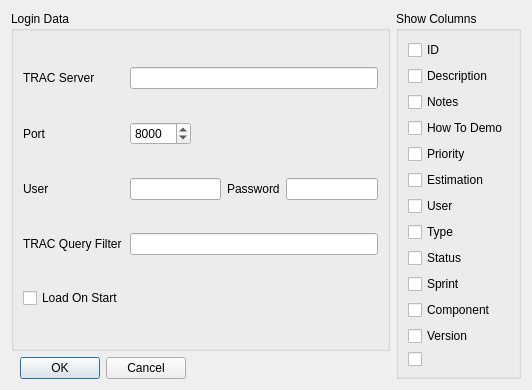
Qt form setupdialog.ui (jmreyen/starfish) before a commit.
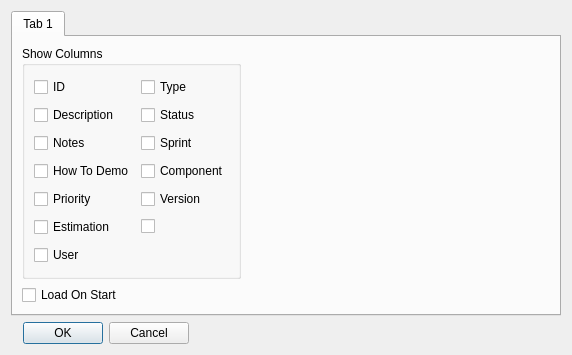
The same form after that commit. Icons and pictures are not drawn.

```diff
--- a/setupdialog.ui
+++ b/setupdialog.ui
@@ -9,8 +9,8 @@
    <rect>
     <x>0</x>
     <y>0</y>
-    <width>532</width>
-    <height>265</height>
+    <width>572</width>
+    <height>355</height>
    </rect>
   </property>
   <property name="sizePolicy">
@@ -28,110 +28,26 @@
   <property name="modal">
    <bool>true</bool>
   </property>
-  <layout class="QGridLayout" name="gridLayout_3">
-   <item row="0" column="0" colspan="2">
-    <widget class="QGroupBox" name="groupBox_2">
-     <property name="title">
-      <string>Login Data</string>
-     </property>
      <layout class="QGridLayout" name="gridLayout_2">
+   <item row="0" column="0" colspan="3">
+    <widget class="QTabWidget" name="tabWidget">
+     <property name="locale">
+      <locale language="English" country="UnitedStates"/>
+     </property>
+     <property name="currentIndex">
+      <number>0</number>
+     </property>
+     <widget class="QWidget" name="tab">
+      <attribute name="title">
+       <string>Tab 1</string>
+      </attribute>
+      <layout class="QGridLayout" name="gridLayout_5">
       <item row="0" column="0">
-       <widget class="QLabel" name="label">
-        <property name="text">
-         <string>TRAC Server</string>
-        </property>
-       </widget>
-      </item>
-      <item row="0" column="1" colspan="4">
-       <widget class="QLineEdit" name="serverEdit"/>
-      </item>
-      <item row="1" column="0">
-       <widget class="QLabel" name="label_2">
-        <property name="text">
-         <string>Port</string>
-        </property>
-       </widget>
-      </item>
-      <item row="1" column="1">
-       <widget class="QSpinBox" name="portSpinBox">
-        <property name="maximum">
-         <number>65535</number>
-        </property>
-        <property name="value">
-         <number>8000</number>
-        </property>
-       </widget>
-      </item>
-      <item row="1" column="2" colspan="3">
-       <spacer name="horizontalSpacer">
-        <property name="orientation">
-         <enum>Qt::Horizontal</enum>
-        </property>
-        <property name="sizeHint" stdset="0">
-         <size>
-          <width>40</width>
-          <height>20</height>
-         </size>
-        </property>
-       </spacer>
-      </item>
-      <item row="2" column="0">
-       <widget class="QLabel" name="label_3">
-        <property name="text">
-         <string>User</string>
-        </property>
-       </widget>
-      </item>
-      <item row="2" column="1" colspan="2">
-       <widget class="QLineEdit" name="userEdit"/>
-      </item>
-      <item row="2" column="3">
-       <widget class="QLabel" name="label_4">
-        <property name="text">
-         <string>Password</string>
-        </property>
-       </widget>
-      </item>
-      <item row="2" column="4">
-       <widget class="QLineEdit" name="passwordEdit">
-        <property name="echoMode">
-         <enum>QLineEdit::Password</enum>
-        </property>
-       </widget>
-      </item>
-      <item row="3" column="0">
-       <widget class="QLabel" name="label_5">
-        <property name="text">
-         <string>TRAC Query Filter</string>
-        </property>
-       </widget>
-      </item>
-      <item row="3" column="1" colspan="4">
-       <widget class="QLineEdit" name="queryGeneralEdit"/>
-      </item>
-      <item row="4" column="0">
-       <widget class="QCheckBox" name="loadOnStartCheckBox">
-        <property name="text">
-         <string>Load On Start</string>
-        </property>
-       </widget>
-      </item>
-     </layout>
-    </widget>
-   </item>
-   <item row="0" column="2" rowspan="2">
     <widget class="QGroupBox" name="groupBox">
      <property name="title">
       <string>Show Columns</string>
      </property>
      <layout class="QGridLayout" name="gridLayout">
-      <item row="2" column="0">
-       <widget class="QCheckBox" name="checkBox_2">
-        <property name="text">
-         <string>Notes</string>
-        </property>
-       </widget>
-      </item>
       <item row="0" column="0">
        <widget class="QCheckBox" name="checkBox_0">
         <property name="text">
@@ -139,52 +55,13 @@
         </property>
        </widget>
       </item>
-      <item row="3" column="0">
-       <widget class="QCheckBox" name="checkBox_3">
-        <property name="text">
-         <string>How To Demo</string>
-        </property>
-       </widget>
-      </item>
-      <item row="4" column="0">
-       <widget class="QCheckBox" name="checkBox_4">
-        <property name="text">
-         <string>Priority</string>
-        </property>
-       </widget>
-      </item>
-      <item row="5" column="0">
-       <widget class="QCheckBox" name="checkBox_5">
-        <property name="text">
-         <string>Estimation</string>
-        </property>
-       </widget>
-      </item>
-      <item row="6" column="0">
-       <widget class="QCheckBox" name="checkBox_6">
-        <property name="text">
-         <string>User</string>
-        </property>
-       </widget>
-      </item>
-      <item row="7" column="0">
+          <item row="0" column="1">
        <widget class="QCheckBox" name="checkBox_7">
         <property name="text">
          <string>Type</string>
         </property>
        </widget>
       </item>
-      <item row="14" column="0">
-       <widget class="QCheckBox" name="checkBox_12">
-        <property name="text">
-         <string/>
-        </property>
-        <property name="icon">
-         <iconset>
-          <normaloff>printer.png</normaloff>printer.png</iconset>
-        </property>
-       </widget>
-      </item>
       <item row="1" column="0">
        <widget class="QCheckBox" name="checkBox_1">
         <property name="text">
@@ -192,60 +69,142 @@
         </property>
        </widget>
       </item>
-      <item row="9" column="0">
+          <item row="1" column="1">
        <widget class="QCheckBox" name="checkBox_8">
         <property name="text">
          <string>Status</string>
         </property>
        </widget>
       </item>
-      <item row="11" column="0">
-       <widget class="QCheckBox" name="checkBox_10">
+          <item row="2" column="0">
+           <widget class="QCheckBox" name="checkBox_2">
         <property name="text">
-         <string>Component</string>
+             <string>Notes</string>
         </property>
        </widget>
       </item>
-      <item row="10" column="0">
+          <item row="2" column="1">
        <widget class="QCheckBox" name="checkBox_9">
         <property name="text">
          <string>Sprint</string>
         </property>
        </widget>
       </item>
-      <item row="12" column="0">
+          <item row="3" column="0">
+           <widget class="QCheckBox" name="checkBox_3">
+            <property name="text">
+             <string>How To Demo</string>
+            </property>
+           </widget>
+          </item>
+          <item row="3" column="1">
+           <widget class="QCheckBox" name="checkBox_10">
+            <property name="text">
+             <string>Component</string>
+            </property>
+           </widget>
+          </item>
+          <item row="4" column="0">
+           <widget class="QCheckBox" name="checkBox_4">
+            <property name="text">
+             <string>Priority</string>
+            </property>
+           </widget>
+          </item>
+          <item row="4" column="1">
        <widget class="QCheckBox" name="checkBox_11">
         <property name="text">
          <string>Version</string>
         </property>
        </widget>
       </item>
-     </layout>
-    </widget>
+          <item row="5" column="0">
+           <widget class="QCheckBox" name="checkBox_5">
+            <property name="text">
+             <string>Estimation</string>
+            </property>
+           </widget>
+          </item>
+          <item row="5" column="1">
+           <widget class="QCheckBox" name="checkBox_12">
+            <property name="text">
+             <string/>
+            </property>
+            <property name="icon">
+             <iconset resource="images.qrc">
+              <normaloff>:/images/printer.png</normaloff>:/images/printer.png</iconset>
+            </property>
+           </widget>
+          </item>
+          <item row="6" column="0">
+           <widget class="QCheckBox" name="checkBox_6">
+            <property name="text">
+             <string>User</string>
+            </property>
+           </widget>
+          </item>
+         </layout>
+        </widget>
+       </item>
+       <item row="0" column="1">
+        <spacer name="horizontalSpacer_3">
+         <property name="orientation">
+          <enum>Qt::Horizontal</enum>
+         </property>
+         <property name="sizeHint" stdset="0">
+          <size>
+           <width>329</width>
+           <height>20</height>
+          </size>
+         </property>
+        </spacer>
+       </item>
+       <item row="1" column="0">
+        <widget class="QCheckBox" name="loadOnStartCheckBox">
+         <property name="text">
+          <string>Load On Start</string>
+         </property>
+        </widget>
+       </item>
+      </layout>
+     </widget>
+    </widget>
+   </item>
+   <item row="1" column="2">
+    <spacer name="horizontalSpacer_2">
+     <property name="orientation">
+      <enum>Qt::Horizontal</enum>
+     </property>
+     <property name="sizeHint" stdset="0">
+      <size>
+       <width>214</width>
+       <height>20</height>
+      </size>
+     </property>
+    </spacer>
    </item>
    <item row="1" column="0">
     <widget class="QDialogButtonBox" name="buttonBox">
+     <property name="maximumSize">
+      <size>
+       <width>200</width>
+       <height>16777215</height>
+      </size>
+     </property>
+     <property name="locale">
+      <locale language="English" country="UnitedStates"/>
+     </property>
      <property name="orientation">
       <enum>Qt::Horizontal</enum>
      </property>
      <property name="standardButtons">
       <set>QDialogButtonBox::Cancel|QDialogButtonBox::Ok</set>
      </property>
+     <property name="centerButtons">
+      <bool>true</bool>
+     </property>
     </widget>
    </item>
-   <item row="1" column="1">
-    <spacer name="horizontalSpacer_2">
-     <property name="orientation">
-      <enum>Qt::Horizontal</enum>
-     </property>
-     <property name="sizeHint" stdset="0">
-      <size>
-       <width>214</width>
-       <height>20</height>
-      </size>
-     </property>
-    </spacer>
-   </item>
   </layout>
  </widget>
  <resources/>
```
Left out of the diff: 4 changed lines with no effect on the pictures. Lines whose indentation alone changed are shown as unchanged.
